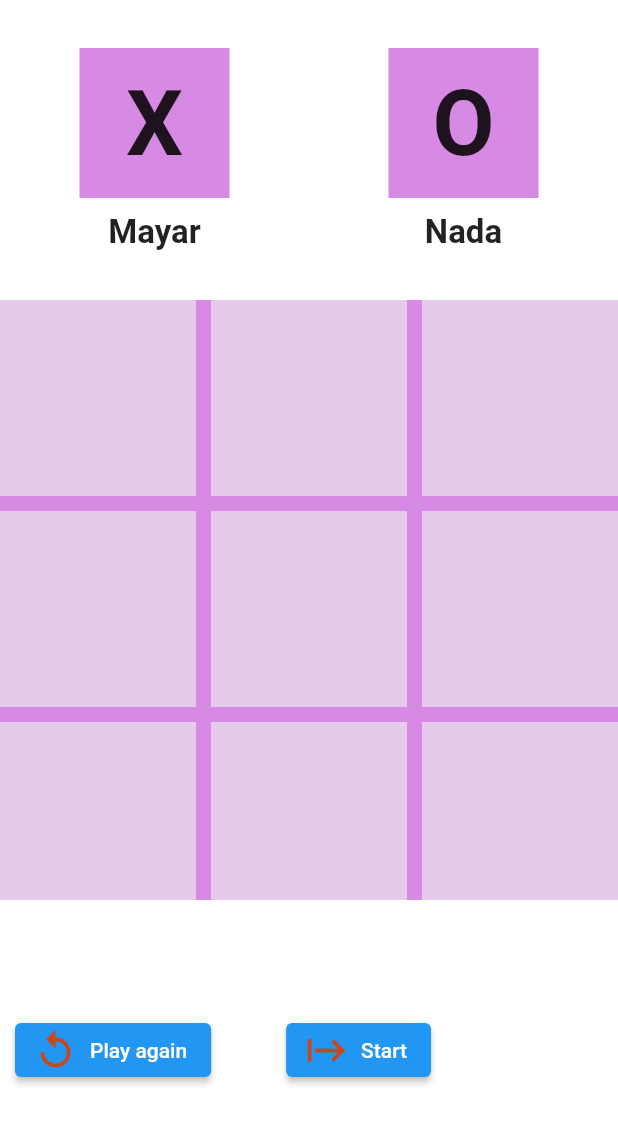
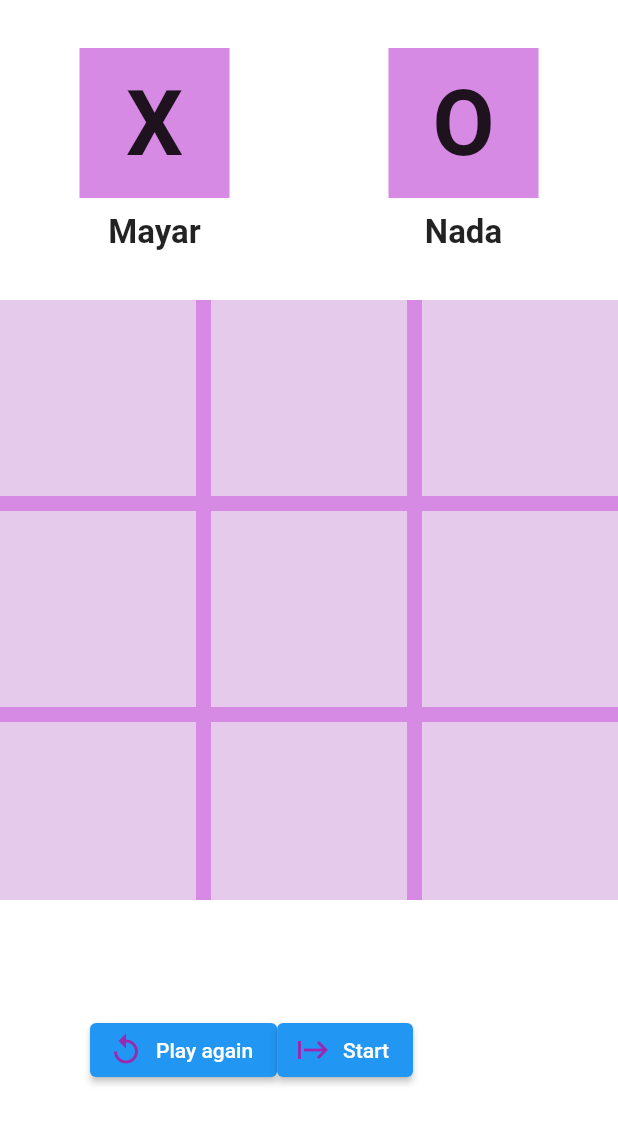
Before and after one commit to MayarTSABET/Tic-Tac-Toe, a Flutter app: the screen it shows after launch, on a phone screen of 412 x 824 dp. Shown: the top 1122 px of the screen. Run offline on Flutter 3.47's test engine with Material 2 defaults, Android fonts, the phone set to English and light mode, and no system bars.

Commit message:
Add files via upload

```diff
--- a/lib/presentaion/pages/home_page.dart
+++ b/lib/presentaion/pages/home_page.dart
@@ -86,7 +86,8 @@ class _HomePageState extends State<HomePage> {
                         ),
                       ],
                     )
-                  ]),
+                  ]
+                  ),
                 ),
             Container(
                   height: 400,
@@ -94,11 +95,14 @@ class _HomePageState extends State<HomePage> {
                   color: Color.fromARGB(255, 214, 138, 227),
                   child:  GridView(
                     gridDelegate: SliverGridDelegateWithFixedCrossAxisCount(
+
                       mainAxisSpacing: 10,
                       crossAxisSpacing: 10,
                       crossAxisCount: 3,
                     ),
+
                     children: [
+
                       for(int i = 0;i < 9;i++)
                       Container(color: Color.fromARGB(255, 230, 202, 235)),
                     ],
@@ -111,28 +115,26 @@ class _HomePageState extends State<HomePage> {
               padding: const EdgeInsets.all(10),
               child: Row(
                 children: [
-                  Container(
-                     child: ElevatedButton.icon(
+                  SizedBox(
+                    width: 50.0,
+                  ),
+                  ElevatedButton.icon(
                     onPressed:  () {},
-                       icon: Icon(Icons.replay,
-                       size: 30.0,
-                       color: Color.fromARGB(255, 203, 70, 25),
+                    icon: Icon(
+                      Icons.replay,
+                      size: 24.0,
+                      color: Colors.purple,
                       ),
                       label: Text('Play again'),
                   ),
-                  ),
-                  SizedBox(
-                        width: 50.0,
-                  ),
-                  Container(
-                    child: ElevatedButton.icon(
+                  ElevatedButton.icon(
                     onPressed:  () {},
-                     icon: Icon(Icons.start,
-                     size: 30.0,
-                     color: Color.fromARGB(255, 203, 70, 25),
+                    icon: Icon(
+                      Icons.start,
+                      size: 24.0,
+                      color: Colors.purple,
                       ),
                       label: Text('Start'),
-                    ),
                   ),
                 ],
               ),
```
Lines whose indentation alone changed are shown as unchanged.
